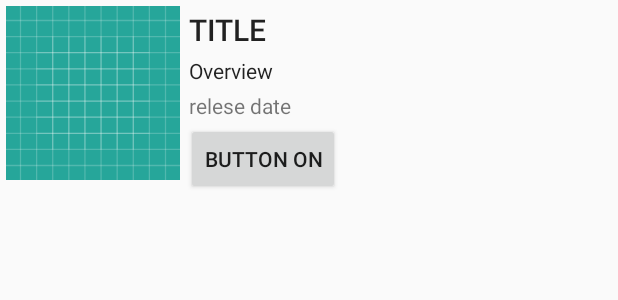
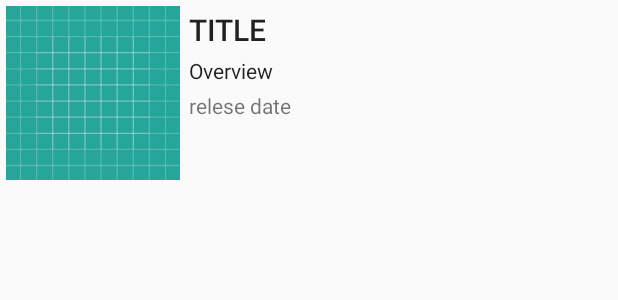
Before and after one commit to gunnerrishav/My-Movies, an Android app: the layout movies_list_row.xml on its own in the app's theme, with its tools: preview values and no code run, on a phone screen of 412 x 824 dp. Shown: the top 300 px of the screen. Run offline under Robolectric (Android 15) with nearby library versions, the phone set to English and light mode, and no system bars.

Commit message:
remove button

```diff
--- a/app/src/main/res/layout/movies_list_row.xml
+++ b/app/src/main/res/layout/movies_list_row.xml
@@ -53,11 +53,6 @@
                 android:textAlignment="viewStart"
                 android:textAppearance="@style/TextAppearance.AppCompat.Small" />
 
-            <Button
-                android:layout_width="wrap_content"
-                android:layout_height="wrap_content"
-                android:text="Button On" />
-
         </LinearLayout>
 
     </LinearLayout>
```
